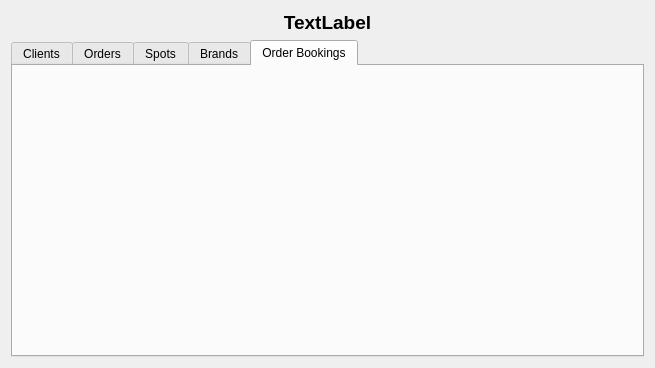
First picture: the form in rave/Traffik/mergedbrowser.ui, repository pgathogo/raven, before the edit.
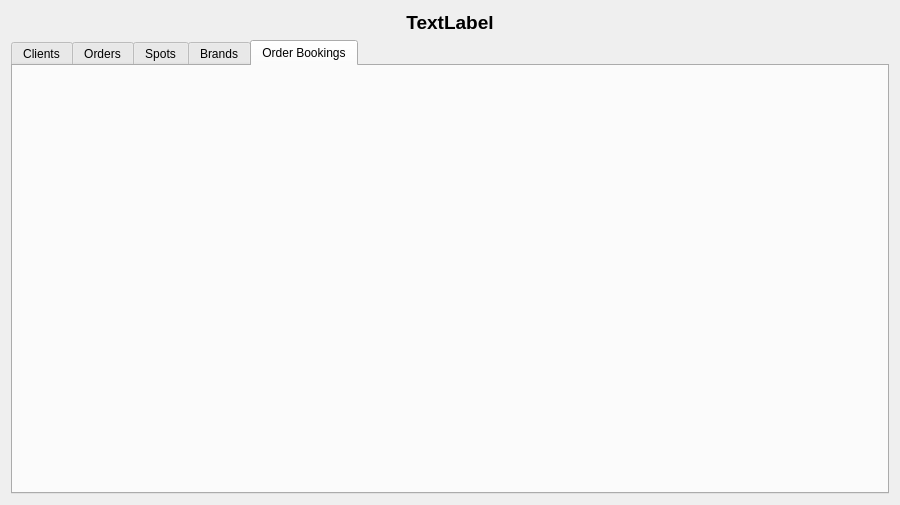
Second picture: the form after the edit. The open tabs and pages were chosen to show the change.

```diff
--- a/rave/Traffik/mergedbrowser.ui
+++ b/rave/Traffik/mergedbrowser.ui
@@ -6,10 +6,16 @@
    <rect>
     <x>0</x>
     <y>0</y>
-    <width>655</width>
-    <height>368</height>
+    <width>900</width>
+    <height>505</height>
    </rect>
   </property>
+  <property name="sizePolicy">
+   <sizepolicy hsizetype="Expanding" vsizetype="Expanding">
+    <horstretch>0</horstretch>
+    <verstretch>0</verstretch>
+   </sizepolicy>
+  </property>
   <property name="windowTitle">
    <string>Dialog</string>
   </property>
@@ -21,7 +27,6 @@
        <property name="font">
         <font>
          <pointsize>14</pointsize>
-         <weight>75</weight>
          <bold>true</bold>
         </font>
        </property>
```
Left out of the diff: 2 changed lines with no effect on the pictures.
